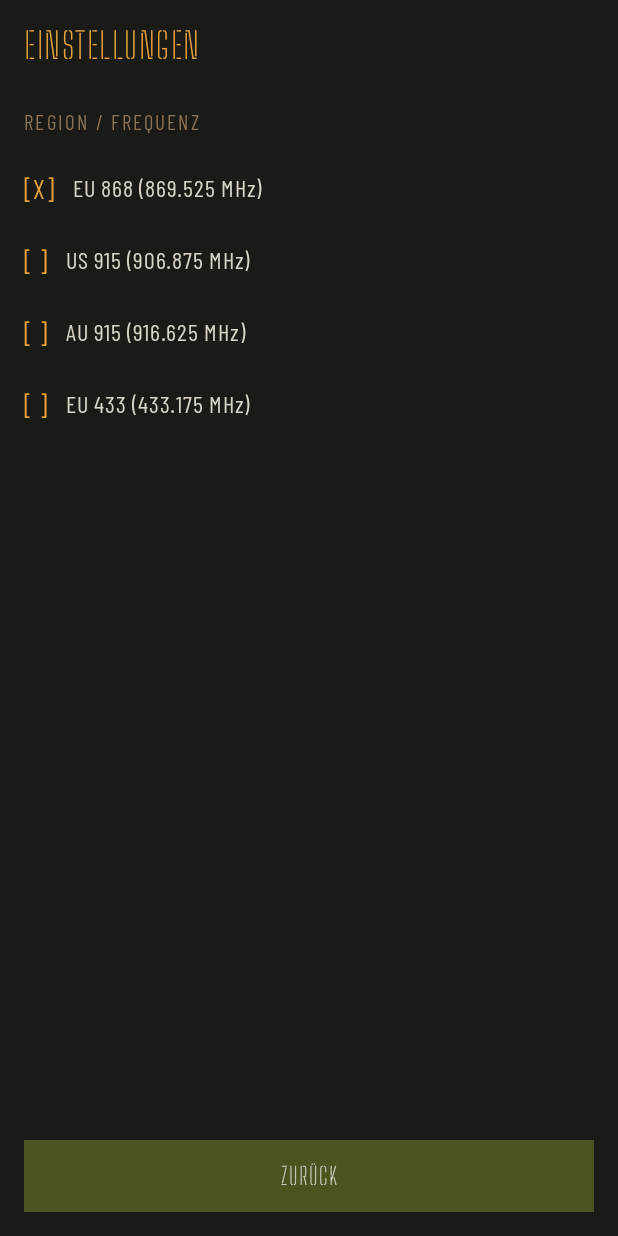
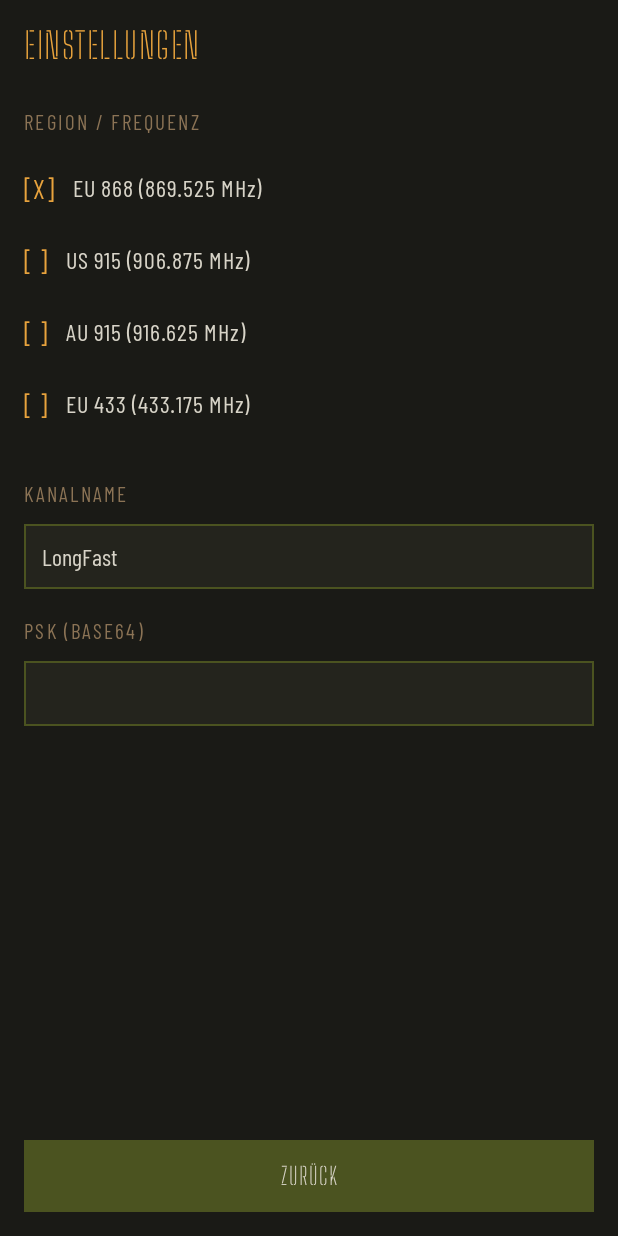
Before and after one commit to limbo111111/AndMesh, an Android app built with Jetpack Compose: the screen it shows after launch (MainActivity), after a tap on "EINSTELLUNGEN", on a phone screen of 412 x 824 dp. Run offline under Robolectric (Android 15) with nearby library versions, the phone set to English and light mode, and no system bars; 3 statements that could not run were skipped.

Commit message:
Refactor to use in-memory history and dynamic Channel/PSK selection
- Removed Room database and all associated DAOs and entities from the project.
- Updated TacticalViewModel to use an in-memory mutable map for storing Nodes and Messages without persistence.
- Added Channel Name and Base64 PSK inputs to TacticalSettingsScreen UI.
- Integrated Channel and PSK persistence via Android SharedPreferences.
- Implemented `setChannel` JNI interface to dynamically update the channel name and PSK used in the Rust SDR core for packet encoding and decoding.

Co-authored-by: limbo111111 <228673403+limbo111111@users.noreply.github.com>

```diff
--- a/app/build.gradle.kts
+++ b/app/build.gradle.kts
@@ -53,8 +53,4 @@ dependencies {
     implementation("androidx.compose.ui:ui-tooling-preview")
     implementation("androidx.compose.material3:material3")
 
-    val room_version = "2.6.1"
-    implementation("androidx.room:room-runtime:$room_version")
-    implementation("androidx.room:room-ktx:$room_version")
-    ksp("androidx.room:room-compiler:$room_version")
 }
--- a/app/src/main/java/com/andmesh/app/MainActivity.kt
+++ b/app/src/main/java/com/andmesh/app/MainActivity.kt
@@ -25,7 +25,6 @@ import androidx.compose.runtime.collectAsState
 import androidx.compose.ui.platform.LocalContext
 import androidx.lifecycle.ViewModel
 import androidx.lifecycle.ViewModelProvider
-import com.andmesh.app.data.AppDatabase
 import com.andmesh.app.ui.tactical.TacticalMainScreen
 import com.andmesh.app.ui.tactical.TacticalViewModel
 
@@ -87,12 +86,10 @@ class MainActivity : ComponentActivity() {
             startMeshSdrService()
         }
 
-        val database = AppDatabase.getDatabase(this)
-
         val viewModel = ViewModelProvider(this, object : ViewModelProvider.Factory {
             override fun <T : ViewModel> create(modelClass: Class<T>): T {
                 @Suppress("UNCHECKED_CAST")
-                return TacticalViewModel(database.nodeDao()) as T
+                return TacticalViewModel() as T
             }
         }).get(TacticalViewModel::class.java)
 
@@ -111,6 +108,8 @@ class MainActivity : ComponentActivity() {
                 ) {
                     val currentFreq = meshSdrService?.hackRfRepository?.frequencyHz ?: 869525000L
                     val currentFreqMhz = currentFreq / 1_000_000.0
+                    val currentChannel = meshSdrService?.hackRfRepository?.channelName ?: "LongFast"
+                    val currentPsk = meshSdrService?.hackRfRepository?.pskBase64 ?: ""
 
                     if (showSettings) {
                         com.andmesh.app.ui.tactical.TacticalSettingsScreen(
@@ -118,13 +117,21 @@ class MainActivity : ComponentActivity() {
                             onFrequencySelected = { freq ->
                                 meshSdrService?.hackRfRepository?.frequencyHz = freq
                             },
+                            currentChannelName = currentChannel,
+                            onChannelNameChanged = { ch ->
+                                meshSdrService?.hackRfRepository?.channelName = ch
+                            },
+                            currentPsk = currentPsk,
+                            onPskChanged = { psk ->
+                                meshSdrService?.hackRfRepository?.pskBase64 = psk
+                            },
                             onBackClick = { showSettings = false }
                         )
                     } else {
                         TacticalMainScreen(
                             hackRfLinked = hackRfLinked,
                             frequencyMhz = String.format("%.3f", currentFreqMhz),
-                            channelName = "LongFast",
+                            channelName = currentChannel,
                             signalDbm = "N/A",
                             spreadingFactor = "SF11",
                             nodes = uiState.nodes,
--- a/app/src/main/java/com/andmesh/app/RtlSdrNative.kt
+++ b/app/src/main/java/com/andmesh/app/RtlSdrNative.kt
@@ -9,6 +9,7 @@ object RtlSdrNative {
 
     external fun pushIqSamples(iqSamples: ByteArray)
     external fun setFrequencyHz(freqHz: Long)
+    external fun setChannel(channelName: String, psk: ByteArray)
     external fun encodeTextMessage(text: String, fromNodeId: Int): ByteArray
 
     var packetListener: ((String) -> Unit)? = null
--- a/app/src/main/java/com/andmesh/app/data/AppDatabase.kt
+++ /dev/null
@@ -1,28 +0,0 @@
-package com.andmesh.app.data
-
-import android.content.Context
-import androidx.room.Database
-import androidx.room.Room
-import androidx.room.RoomDatabase
-
-@Database(entities = [NodeEntity::class], version = 1, exportSchema = false)
-abstract class AppDatabase : RoomDatabase() {
-    abstract fun nodeDao(): NodeDao
-
-    companion object {
-        @Volatile
-        private var INSTANCE: AppDatabase? = null
-
-        fun getDatabase(context: Context): AppDatabase {
-            return INSTANCE ?: synchronized(this) {
-                val instance = Room.databaseBuilder(
-                    context.applicationContext,
-                    AppDatabase::class.java,
-                    "mesh_database"
-                ).build()
-                INSTANCE = instance
-                instance
-            }
-        }
-    }
-}
--- a/app/src/main/java/com/andmesh/app/data/NodeDao.kt
+++ /dev/null
@@ -1,16 +0,0 @@
-package com.andmesh.app.data
-
-import androidx.room.Dao
-import androidx.room.Insert
-import androidx.room.OnConflictStrategy
-import androidx.room.Query
-import kotlinx.coroutines.flow.Flow
-
-@Dao
-interface NodeDao {
-    @Query("SELECT * FROM nodes ORDER BY lastHeard DESC")
-    fun getAllNodes(): Flow<List<NodeEntity>>
-
-    @Insert(onConflict = OnConflictStrategy.REPLACE)
-    suspend fun insertNode(node: NodeEntity)
-}
--- a/app/src/main/java/com/andmesh/app/ui/tactical/TacticalSettingsScreen.kt
+++ b/app/src/main/java/com/andmesh/app/ui/tactical/TacticalSettingsScreen.kt
@@ -1,12 +1,16 @@
 package com.andmesh.app.ui.tactical
 
 import androidx.compose.foundation.background
+import androidx.compose.foundation.border
 import androidx.compose.foundation.clickable
 import androidx.compose.foundation.layout.*
+import androidx.compose.foundation.text.BasicTextField
 import androidx.compose.material3.Text
 import androidx.compose.runtime.Composable
 import androidx.compose.ui.Alignment
 import androidx.compose.ui.Modifier
+import androidx.compose.ui.graphics.SolidColor
+import androidx.compose.ui.text.TextStyle
 import androidx.compose.ui.text.font.FontWeight
 import androidx.compose.ui.unit.dp
 import androidx.compose.ui.unit.sp
@@ -15,6 +19,10 @@ import androidx.compose.ui.unit.sp
 fun TacticalSettingsScreen(
     currentFreqHz: Long,
     onFrequencySelected: (Long) -> Unit,
+    currentChannelName: String,
+    onChannelNameChanged: (String) -> Unit,
+    currentPsk: String,
+    onPskChanged: (String) -> Unit,
     onBackClick: () -> Unit
 ) {
     Column(
@@ -73,6 +81,60 @@ fun TacticalSettingsScreen(
             }
         }
 
+        Spacer(modifier = Modifier.height(24.dp))
+
+        Text(
+            text = "KANALNAME",
+            color = TacticalColors.Tan,
+            fontFamily = CondensedFontFamily,
+            fontSize = 14.sp,
+            letterSpacing = 1.5.sp,
+            modifier = Modifier.padding(bottom = 8.dp)
+        )
+
+        BasicTextField(
+            value = currentChannelName,
+            onValueChange = onChannelNameChanged,
+            textStyle = TextStyle(
+                color = TacticalColors.TextPrimary,
+                fontFamily = CondensedFontFamily,
+                fontSize = 16.sp
+            ),
+            cursorBrush = SolidColor(TacticalColors.Amber),
+            modifier = Modifier
+                .fillMaxWidth()
+                .background(TacticalColors.Panel)
+                .border(1.dp, TacticalColors.OliveDrab)
+                .padding(12.dp)
+        )
+
+        Spacer(modifier = Modifier.height(16.dp))
+
+        Text(
+            text = "PSK (BASE64)",
+            color = TacticalColors.Tan,
+            fontFamily = CondensedFontFamily,
+            fontSize = 14.sp,
+            letterSpacing = 1.5.sp,
+            modifier = Modifier.padding(bottom = 8.dp)
+        )
+
+        BasicTextField(
+            value = currentPsk,
+            onValueChange = onPskChanged,
+            textStyle = TextStyle(
+                color = TacticalColors.TextPrimary,
+                fontFamily = CondensedFontFamily,
+                fontSize = 16.sp
+            ),
+            cursorBrush = SolidColor(TacticalColors.Amber),
+            modifier = Modifier
+                .fillMaxWidth()
+                .background(TacticalColors.Panel)
+                .border(1.dp, TacticalColors.OliveDrab)
+                .padding(12.dp)
+        )
+
         Spacer(modifier = Modifier.weight(1f))
 
         Box(
--- a/app/src/main/java/com/andmesh/app/ui/tactical/TacticalViewModel.kt
+++ b/app/src/main/java/com/andmesh/app/ui/tactical/TacticalViewModel.kt
@@ -3,8 +3,7 @@ package com.andmesh.app.ui.tactical
 import android.util.Log
 import androidx.lifecycle.ViewModel
 import androidx.lifecycle.viewModelScope
-import com.andmesh.app.data.NodeDao
-import com.andmesh.app.data.NodeEntity
+import kotlinx.coroutines.delay
 import kotlinx.coroutines.flow.MutableStateFlow
 import kotlinx.coroutines.flow.StateFlow
 import kotlinx.coroutines.flow.asStateFlow
@@ -14,20 +13,32 @@ import org.json.JSONObject
 
 data class MeshMessage(val fromNode: String, val text: String)
 
+data class NodeState(val id: String, val name: String, val hops: Int, var lastHeard: Long)
+
 data class TacticalState(
     val nodes: List<MeshNode> = emptyList(),
     val messages: List<MeshMessage> = emptyList()
 )
 
-class TacticalViewModel(private val nodeDao: NodeDao) : ViewModel() {
+class TacticalViewModel : ViewModel() {
     private val _uiState = MutableStateFlow(TacticalState())
     val uiState: StateFlow<TacticalState> = _uiState.asStateFlow()
 
+    private val nodesMap = mutableMapOf<String, NodeState>()
+
     init {
+        // Periodic updates for time since last heard
         viewModelScope.launch {
-            nodeDao.getAllNodes().collect { entities ->
+            while (true) {
+                updateNodesUI()
+                delay(10000) // Update every 10 seconds
+            }
+        }
+    }
+
+    private fun updateNodesUI() {
         val now = System.currentTimeMillis()
-                val displayNodes = entities.map { entity ->
+        val displayNodes = nodesMap.values.sortedByDescending { it.lastHeard }.map { entity ->
             val elapsedMs = now - entity.lastHeard
             val statusLabel = when {
                 elapsedMs < 60_000 -> "ONLINE"
@@ -38,31 +49,28 @@ class TacticalViewModel(private val nodeDao: NodeDao) : ViewModel() {
         }
         _uiState.update { it.copy(nodes = displayNodes) }
     }
-        }
-    }
 
     fun onPacketReceived(jsonString: String) {
+        viewModelScope.launch {
             try {
                 val json = JSONObject(jsonString)
                 if (json.has("error")) {
                     Log.e("TacticalViewModel", "Error in packet: ${json.getString("error")}")
-                return
+                    return@launch
                 }
 
                 val from = json.getLong("from")
                 val fromName = "Node ${from.toString(16).uppercase()}"
+                val idStr = from.toString()
 
-            // Insert or update node
-            viewModelScope.launch {
-                nodeDao.insertNode(
-                    NodeEntity(
-                        id = from.toString(),
+                // Update or add node to memory map
+                nodesMap[idStr] = NodeState(
+                    id = idStr,
                     name = fromName,
-                        hops = 0,
+                    hops = 0, // Hardcoded for now
                     lastHeard = System.currentTimeMillis()
                 )
-                )
-            }
+                updateNodesUI()
 
                 // Check for text message
                 if (json.has("payload_text") && !json.isNull("payload_text")) {
@@ -77,6 +85,7 @@ class TacticalViewModel(private val nodeDao: NodeDao) : ViewModel() {
                 Log.e("TacticalViewModel", "Failed to parse JSON packet", e)
             }
         }
+    }
 
     fun sendLocalMessage(text: String, nodeId: Int) {
         val fromName = "Node ${nodeId.toString(16).uppercase()}"
```
Also changed, not shown: app/src/main/java/com/andmesh/app/HackRfRepository.kt (+29 -0 lines), app/src/main/java/com/andmesh/app/data/NodeEntity.kt (deleted, +0 -13 lines), 3 other files. Lines whose indentation alone changed are shown as unchanged.
